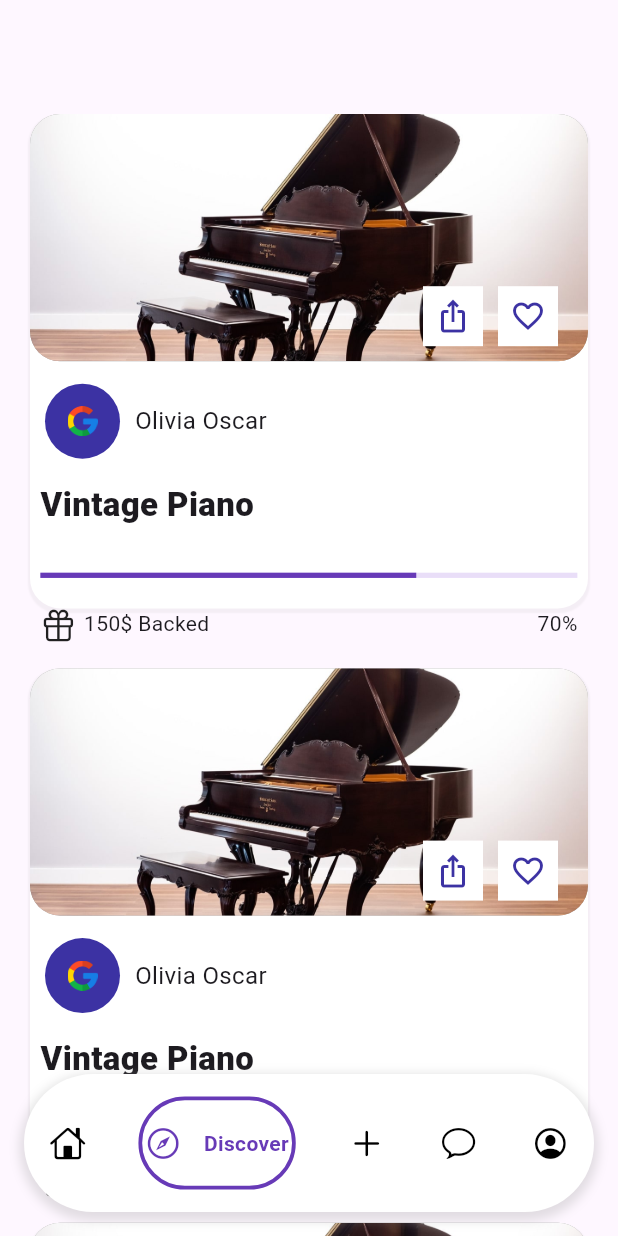
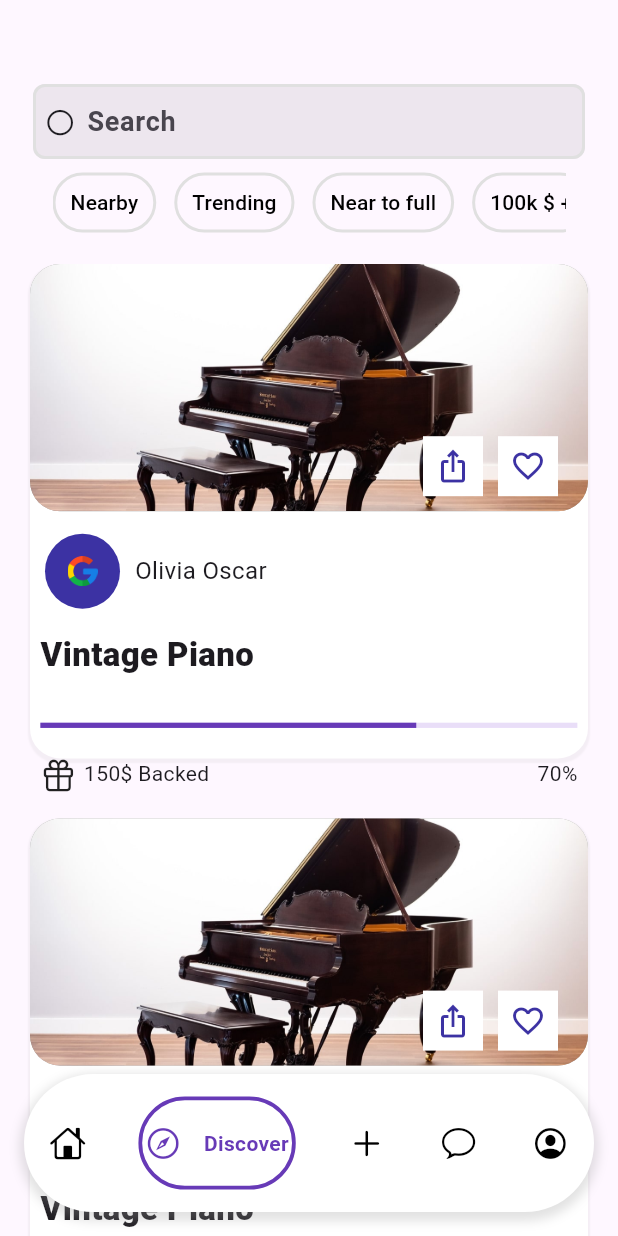
Before and after one commit to EshanRubbani/colab, a Flutter app: the DiscoverScreen screen opened directly, on a phone screen of 412 x 824 dp. Run offline on Flutter 3.47's test engine with Material 3 defaults, Android fonts, the phone set to English and light mode, and no system bars; drawn by our look-alikes of google_nav_bar; our stand-ins replace firebase_auth, firebase_core, get, smooth_page_indicator; accounts and stored records are empty.

Commit message:
discover screen completed for mobile

```diff
--- a/lib/features/main/views/discover/discover_screen.dart
+++ b/lib/features/main/views/discover/discover_screen.dart
@@ -6,6 +6,7 @@ import 'package:collab/utils/navbarm.dart';
 import 'package:collab/utils/res.dart';
 import 'package:flutter/cupertino.dart';
 import 'package:flutter/material.dart';
+import 'package:flutter/widgets.dart';
 import 'package:get/get.dart';
 import 'package:google_nav_bar/google_nav_bar.dart';
 
@@ -68,7 +69,111 @@ class _DiscoverScreenState extends State<DiscoverScreen> {
   }
 
   _buildForMobile(Size size) {
-    return Stack(
+    return Scaffold(
+      body: Column(
+        children: [
+          Padding(
+            padding: EdgeInsets.only(left: 22, right: 22),
+            child: Container(
+              height: 50,
+              width: size.width,
+              child: SearchBar(
+                constraints:
+                    BoxConstraints(maxHeight: 60, maxWidth: size.width),
+                hintText: 'Search',
+                elevation: MaterialStateProperty.all(0),
+                surfaceTintColor:
+                    MaterialStateProperty.all<Color>(Colors.white),
+                leading: Icon(
+                  CupertinoIcons.circle,
+                  size: 20,
+                ),
+                shape: MaterialStateProperty.all<RoundedRectangleBorder>(
+                  RoundedRectangleBorder(
+                    borderRadius: BorderRadius.circular(
+                        8), // Set borderRadius to zero for a rectangle
+                  ),
+                ),
+                side: MaterialStateProperty.all(
+                    BorderSide(color: Colors.grey.shade300, width: 2)),
+                textStyle: MaterialStateProperty.all(
+                    TextStyle(fontSize: 18, fontWeight: FontWeight.bold)),
+              ),
+            ),
+          ),
+          Container(
+            width: size.width,
+            height: 50,
+            // color: Colors.blue,
+            child: Padding(
+              padding: const EdgeInsets.only(top: 8, left: 35, right: 35),
+              child: SingleChildScrollView(
+                scrollDirection: Axis.horizontal,
+                child: Row(
+                  children: [
+                    TextButton(
+                      style: ButtonStyle(
+                        side: MaterialStateProperty.all(
+                            BorderSide(color: Colors.grey.shade300, width: 2)),
+                      ),
+                      onPressed: () {},
+                      child: Text(
+                        "Nearby",
+                        style: TextStyle(color: Colors.black),
+                      ),
+                    ),
+                    SizedBox(
+                      width: 12,
+                    ),
+                    TextButton(
+                      style: ButtonStyle(
+                        side: MaterialStateProperty.all(
+                            BorderSide(color: Colors.grey.shade300, width: 2)),
+                      ),
+                      onPressed: () {},
+                      child: Text(
+                        "Trending",
+                        style: TextStyle(color: Colors.black),
+                      ),
+                    ),
+                    SizedBox(
+                      width: 12,
+                    ),
+                    TextButton(
+                      style: ButtonStyle(
+                        side: MaterialStateProperty.all(
+                            BorderSide(color: Colors.grey.shade300, width: 2)),
+                      ),
+                      onPressed: () {},
+                      child: Text(
+                        "Near to full",
+                        style: TextStyle(color: Colors.black),
+                      ),
+                    ),
+                    SizedBox(
+                      width: 12,
+                    ),
+                    TextButton(
+                      style: ButtonStyle(
+                        side: MaterialStateProperty.all(
+                            BorderSide(color: Colors.grey.shade300, width: 2)),
+                      ),
+                      onPressed: () {},
+                      child: Text(
+                        "100k \$ +",
+                        style: TextStyle(color: Colors.black),
+                      ),
+                    ),
+                    SizedBox(
+                      width: 12,
+                    ),
+                  ],
+                ),
+              ),
+            ),
+          ),
+          Expanded(
+            child: Stack(
               children: [
                 ListView.builder(
                     itemCount: 10,
@@ -84,7 +189,8 @@ class _DiscoverScreenState extends State<DiscoverScreen> {
                               color: Colors.grey.withOpacity(0.1),
                               spreadRadius: 1,
                               blurRadius: 0.1,
-                      offset: const Offset(0, 2), // changes position of shadow
+                              offset: const Offset(
+                                  0, 2), // changes position of shadow
                             ),
                           ],
                         ),
@@ -97,7 +203,8 @@ class _DiscoverScreenState extends State<DiscoverScreen> {
                                 borderRadius: BorderRadius.circular(20),
                                 color: Colors.grey,
                                 image: DecorationImage(
-                          image: AssetImage('assets/images/home/piano.jpg'),
+                                  image: AssetImage(
+                                      'assets/images/home/piano.jpg'),
                                   fit: BoxFit.cover,
                                 ),
                               ),
@@ -131,8 +238,8 @@ class _DiscoverScreenState extends State<DiscoverScreen> {
                                       ),
                                       child: IconButton(
                                         onPressed: () {},
-                                icon:
-                                    const Icon(Icons.favorite_border_outlined),
+                                        icon: const Icon(
+                                            Icons.favorite_border_outlined),
                                         color: KAppColors.kPrimary,
                                       ),
                                     ),
@@ -180,7 +287,8 @@ class _DiscoverScreenState extends State<DiscoverScreen> {
                                 const Text(
                                   'Vintage Piano',
                                   style: TextStyle(
-                              fontSize: 22, fontWeight: FontWeight.w800),
+                                      fontSize: 22,
+                                      fontWeight: FontWeight.w800),
                                 ),
                                 const SizedBox(
                                   height: 30,
@@ -230,11 +338,16 @@ class _DiscoverScreenState extends State<DiscoverScreen> {
                   child: BottomNavm(index: 1),
                 )
               ],
+            ),
+          ),
+        ],
+      ),
     );
   }
 
   _buildForDesktop(Size size) {
-    return Stack(
+    return Scaffold(
+      body: Stack(
         clipBehavior: Clip.antiAlias,
         alignment: Alignment.center,
         children: [
@@ -408,6 +521,7 @@ class _DiscoverScreenState extends State<DiscoverScreen> {
             ),
           )
         ],
+      ),
     );
   }
 }
--- a/lib/main.dart
+++ b/lib/main.dart
@@ -24,12 +24,12 @@ class MyApp extends StatelessWidget {
   Widget build(BuildContext context) {
     return GetMaterialApp(
       debugShowCheckedModeBanner: false,
-      title: 'Colab CrowdFunding',
+      title: 'CrowdFunding',
       theme: ThemeData(
         colorScheme: ColorScheme.fromSeed(seedColor: Colors.deepPurple),
         useMaterial3: true,
       ),
-      home: const SplashScreen(),
+      home: const DiscoverScreen(),
     );
   }
 }
```
Also changed, not shown: lib/features/main/views/discover/widget/stack.dart (added, +357 -0 lines), 2 other files. Lines whose indentation alone changed are shown as unchanged.
